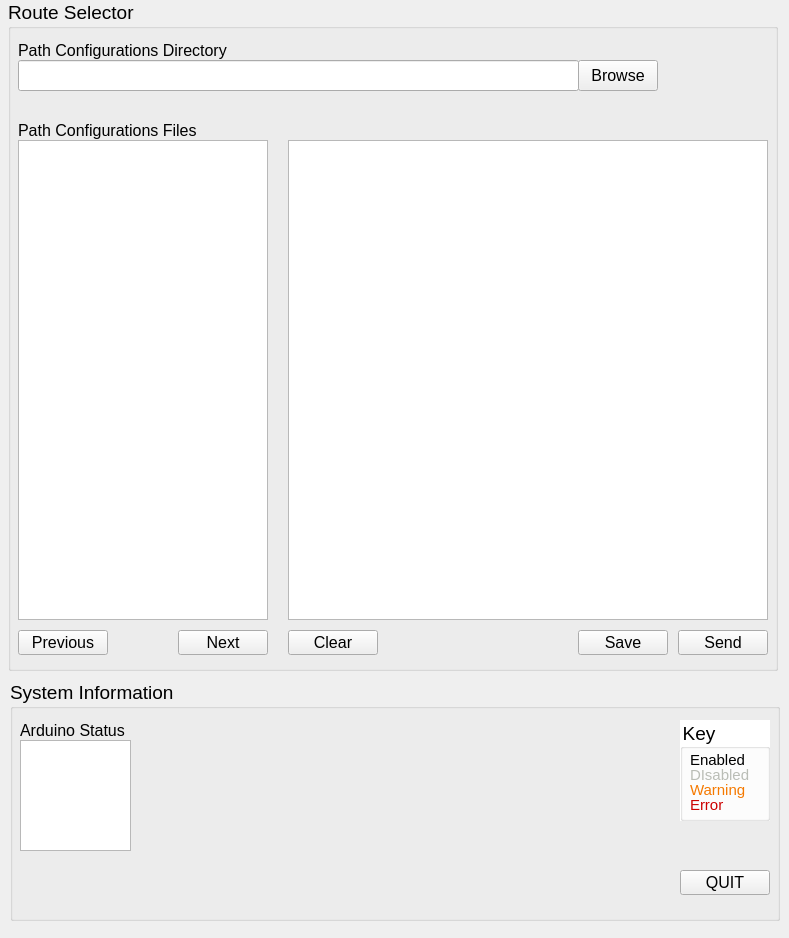
Above: src/omniroute_operation/src/three_by_three_interface/interface.ui from NC4Lab/omniroute_ubuntu_ws before the change. Below: the same form after it.
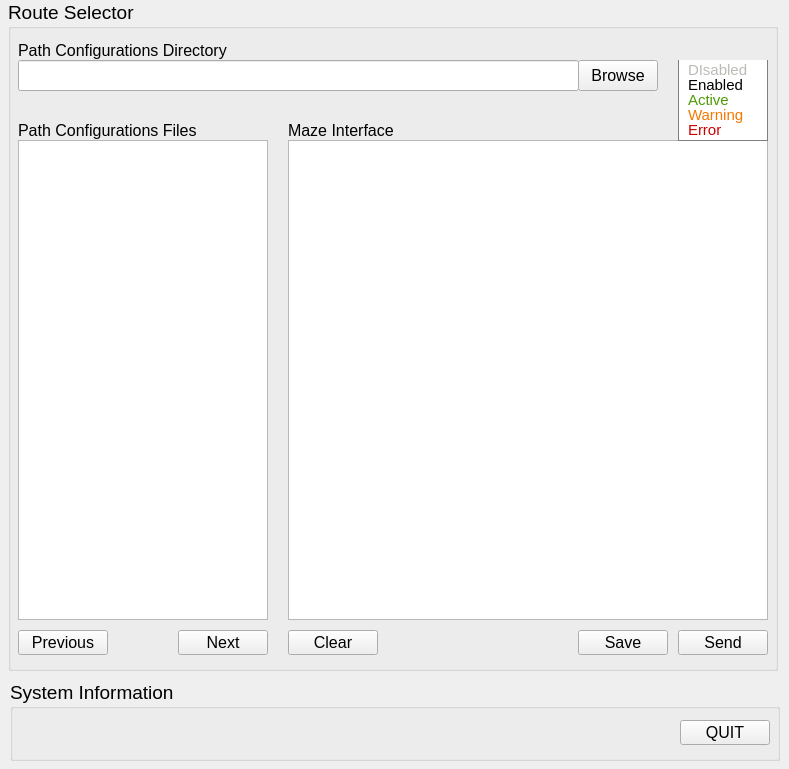
That is the form after the change.

Patch:
```diff
--- a/src/omniroute_operation/src/three_by_three_interface/interface.ui
+++ b/src/omniroute_operation/src/three_by_three_interface/interface.ui
@@ -10,7 +10,7 @@
     <x>0</x>
     <y>0</y>
     <width>789</width>
-    <height>938</height>
+    <height>769</height>
    </rect>
   </property>
   <property name="windowTitle">
@@ -217,97 +217,41 @@
      </rect>
     </property>
    </widget>
-  </widget>
-  <widget class="QGroupBox" name="systemGroupBox">
-   <property name="geometry">
-    <rect>
-     <x>10</x>
-     <y>680</y>
-     <width>770</width>
-     <height>241</height>
-    </rect>
-   </property>
-   <property name="font">
-    <font>
-     <pointsize>14</pointsize>
-    </font>
-   </property>
-   <property name="title">
-    <string>System Information</string>
-   </property>
-   <widget class="QListWidget" name="ardListWidget">
-    <property name="geometry">
-     <rect>
-      <x>10</x>
-      <y>60</y>
-      <width>111</width>
-      <height>111</height>
-     </rect>
-    </property>
-    <property name="font">
-     <font>
-      <pointsize>13</pointsize>
-     </font>
-    </property>
-   </widget>
-   <widget class="QLabel" name="sysLabel_1">
-    <property name="geometry">
-     <rect>
-      <x>10</x>
-      <y>40</y>
-      <width>141</width>
-      <height>21</height>
-     </rect>
-    </property>
-    <property name="font">
-     <font>
-      <pointsize>12</pointsize>
-     </font>
-    </property>
-    <property name="text">
-     <string>Arduino Status</string>
-    </property>
-   </widget>
-   <widget class="QPushButton" name="sysQuiteBtn">
-    <property name="geometry">
-     <rect>
-      <x>670</x>
-      <y>190</y>
-      <width>90</width>
-      <height>25</height>
-     </rect>
-    </property>
-    <property name="font">
-     <font>
-      <pointsize>12</pointsize>
-     </font>
-    </property>
-    <property name="text">
-     <string>QUIT</string>
-    </property>
-   </widget>
    <widget class="QGroupBox" name="keyGroupBox">
     <property name="geometry">
      <rect>
       <x>670</x>
-      <y>40</y>
+      <y>60</y>
       <width>90</width>
-      <height>101</height>
+      <height>81</height>
      </rect>
     </property>
+    <property name="font">
+     <font>
+      <pointsize>12</pointsize>
+     </font>
+    </property>
     <property name="styleSheet">
      <string notr="true">QGroupBox {
     background-color: white;
-}</string>
+    border: 1px solid gray;  /* Optional: Add a border if you want */
+    margin-top: -15px;       /* Adjust this value to hide the title area */
+}
+
+QGroupBox::title {
+    subcontrol-origin: margin;
+    subcontrol-position: top center;
+    padding: 0 3px;
+    background-color: transparent;
+    border: none;
+}
+</string>
     </property>
-    <property name="title">
-     <string>Key</string>
-    </property>
-    <widget class="QLabel" name="ardLabel_4">
+    <widget class="QLabel" name="keyLabel_5">
      <property name="geometry">
       <rect>
        <x>10</x>
-       <y>75</y>
+       <y>60</y>
        <width>75</width>
        <height>21</height>
       </rect>
@@ -325,7 +269,7 @@
      <property name="geometry">
       <rect>
        <x>10</x>
-       <y>45</y>
+       <y>0</y>
        <width>75</width>
        <height>21</height>
       </rect>
@@ -343,7 +287,7 @@
      <property name="geometry">
       <rect>
        <x>10</x>
-       <y>30</y>
+       <y>15</y>
        <width>75</width>
        <height>21</height>
       </rect>
@@ -361,7 +305,7 @@
      <property name="geometry">
       <rect>
        <x>10</x>
-       <y>60</y>
+       <y>45</y>
        <width>75</width>
        <height>21</height>
       </rect>
@@ -375,6 +319,78 @@
       <string>&lt;html&gt;&lt;head/&gt;&lt;body&gt;&lt;p&gt;&lt;span style=&quot; color:#f57900;&quot;&gt;Warning&lt;/span&gt;&lt;/p&gt;&lt;/body&gt;&lt;/html&gt;</string>
      </property>
     </widget>
+    <widget class="QLabel" name="keyLabel_3">
+     <property name="geometry">
+      <rect>
+       <x>10</x>
+       <y>30</y>
+       <width>75</width>
+       <height>21</height>
+      </rect>
+     </property>
+     <property name="font">
+      <font>
+       <pointsize>11</pointsize>
+      </font>
+     </property>
+     <property name="text">
+      <string>&lt;html&gt;&lt;head/&gt;&lt;body&gt;&lt;p&gt;&lt;span style=&quot; color:#4e9a06;&quot;&gt;Active&lt;/span&gt;&lt;/p&gt;&lt;/body&gt;&lt;/html&gt;</string>
+     </property>
+    </widget>
+   </widget>
+   <widget class="QLabel" name="ardStausStatLabel">
+    <property name="geometry">
+     <rect>
+      <x>280</x>
+      <y>120</y>
+      <width>111</width>
+      <height>21</height>
+     </rect>
+    </property>
+    <property name="font">
+     <font>
+      <pointsize>12</pointsize>
+     </font>
+    </property>
+    <property name="text">
+     <string>Maze Interface</string>
+    </property>
+   </widget>
+  </widget>
+  <widget class="QGroupBox" name="systemGroupBox">
+   <property name="geometry">
+    <rect>
+     <x>10</x>
+     <y>680</y>
+     <width>770</width>
+     <height>81</height>
+    </rect>
+   </property>
+   <property name="font">
+    <font>
+     <pointsize>14</pointsize>
+    </font>
+   </property>
+   <property name="title">
+    <string>System Information</string>
+   </property>
+   <widget class="QPushButton" name="sysQuiteBtn">
+    <property name="geometry">
+     <rect>
+      <x>670</x>
+      <y>40</y>
+      <width>90</width>
+      <height>25</height>
+     </rect>
+    </property>
+    <property name="font">
+     <font>
+      <pointsize>12</pointsize>
+     </font>
+    </property>
+    <property name="text">
+     <string>QUIT</string>
+    </property>
    </widget>
   </widget>
  </widget>
```
Left out of the diff: 6 changed lines with no effect on the pictures.
